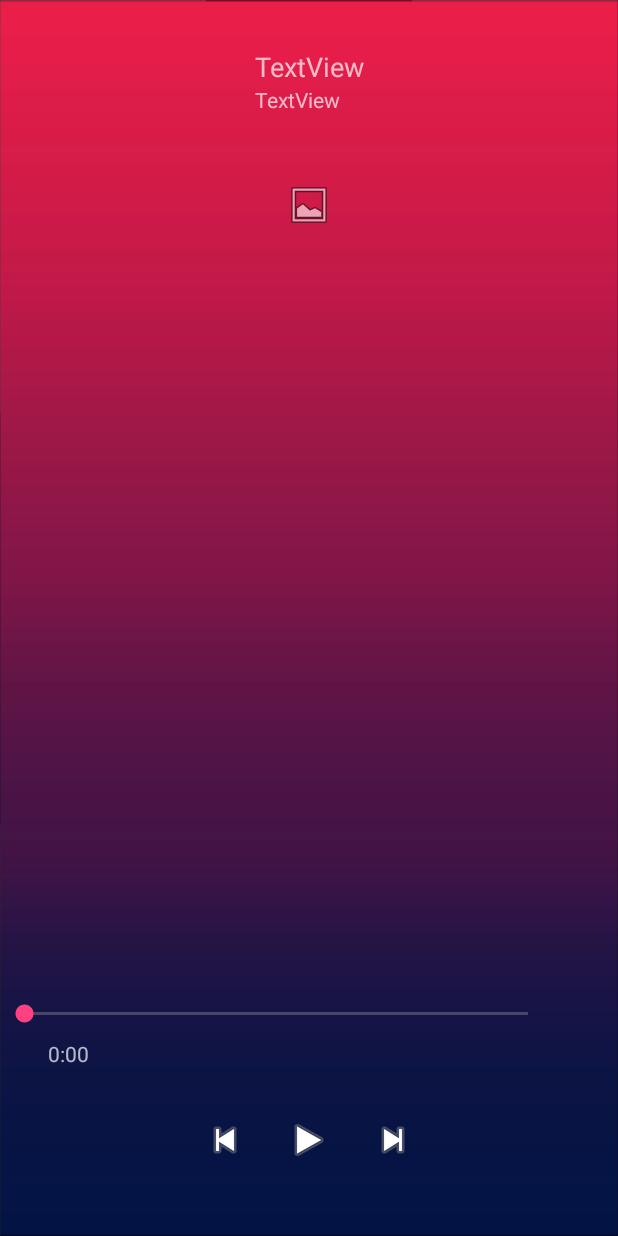
After one commit to ajayrwarrier/Vibe-MusicApp, an Android app: the NowPlayingActivity screen opened directly, with no data from a screen before it, on a phone screen of 412 x 824 dp. The commit adds this screen. Run offline under Robolectric (Android 15) with nearby library versions, the phone set to English and light mode, and no system bars; our stand-ins replace ButterKnife; libraries missing offline, so code that uses them is left out: wseemann.media; 1 statement that could not run was skipped.

Commit message:
Added Now Playing Screen
Added Now Playing Screen

```diff
--- /dev/null
+++ b/app/src/main/java/com/example/ajayrwarrier/vibe/NowPlayingActivity.java
@@ -0,0 +1,166 @@
+package com.example.ajayrwarrier.vibe;
+import android.graphics.BitmapFactory;
+import android.media.MediaPlayer;
+import android.os.Bundle;
+import android.os.Handler;
+import android.support.v7.app.AppCompatActivity;
+import android.view.View;
+import android.widget.ImageButton;
+import android.widget.ImageView;
+import android.widget.SeekBar;
+import android.widget.TextView;
+import android.widget.Toast;
+import butterknife.BindView;
+import butterknife.ButterKnife;
+import wseemann.media.FFmpegMediaMetadataRetriever;
+import static com.example.ajayrwarrier.vibe.MusicHomeActivity.musicSrv;
+public class NowPlayingActivity extends AppCompatActivity {
+    @BindView(R.id.nameView)
+    TextView nameSong;
+    @BindView(R.id.artistView)
+    TextView nameArtist;
+    @BindView(R.id.albumArt)
+    ImageView albumArt;
+    @BindView(R.id.seekBar)
+    SeekBar seekBar;
+    @BindView(R.id.startTime)
+    TextView startTime;
+    @BindView(R.id.totalTime)
+    TextView totalTime;
+    @BindView(R.id.playButton)
+    ImageButton playButton;
+    @BindView(R.id.previousButton)
+    ImageButton previousButton;
+    @BindView(R.id.nextButton)
+    ImageButton nextButton;
+    MusicService musService;
+    Song currSong;
+    int check;
+    Song currentSong;
+    int position;
+    Handler seekHandler = new Handler();
+    @Override
+    protected void onCreate(Bundle savedInstanceState) {
+        super.onCreate(savedInstanceState);
+        setContentView(R.layout.activity_now_playing);
+        ButterKnife.bind(this);
+        if (getIntent().getExtras() != null) {
+            check = getIntent().getExtras().getInt("check");
+            Toast.makeText(this,String.valueOf(check), Toast.LENGTH_SHORT).show();
+            currentSong = getIntent().getExtras().getParcelable("currSong");
+            position=getIntent().getExtras().getInt("position");
+            if(check==2){
+            UpdateUi(currentSong,check);}
+        }
+        startTime.setText(R.string.start_time);
+        totalTime.setText("");
+        musService = musicSrv;
+        if (musService.isPng()) {
+            if(check==1){
+            playButton.setImageResource(android.R.drawable.ic_media_pause);
+            currSong = musService.getSong();
+            UpdateUi(currSong,check);}
+        }
+        previousButton.setOnClickListener(new View.OnClickListener() {
+            @Override
+            public void onClick(View view) {
+                musService.playPrev();
+                playButton.setImageResource(android.R.drawable.ic_media_pause);
+                UpdateUi(musicSrv.getSong(),3);
+
+            }
+        });
+        nextButton.setOnClickListener(new View.OnClickListener() {
+            @Override
+            public void onClick(View view) {
+                musService.playNext();
+                playButton.setImageResource(android.R.drawable.ic_media_pause);
+                UpdateUi(musicSrv.getSong(),3);
+            }
+        });
+        playButton.setOnClickListener(new View.OnClickListener() {
+            public void onClick(View view) {
+                if(check==2){
+                    musicSrv.setSong(position);
+                    musService.playSong();
+                    playButton.setImageResource(android.R.drawable.ic_media_pause);
+                    UpdateUi(musicSrv.getSong(),3);
+                    check =1;
+                }
+               else if (musService.isPng()) {
+                    musicSrv.pausePlayer();
+                    playButton.setImageResource(android.R.drawable.ic_media_play);
+                }else{
+                    musicSrv.seek(musicSrv.getPosn());
+                    musicSrv.go();
+                    playButton.setImageResource(android.R.drawable.ic_media_pause);
+                }
+
+            }
+        });
+        seekBar.setOnSeekBarChangeListener(new SeekBar.OnSeekBarChangeListener() {
+            @Override
+            public void onProgressChanged(SeekBar seekBar, int i, boolean b) {
+                if (musService != null && b) {
+                    musService.seek(i);
+                }
+            }
+            @Override
+            public void onStartTrackingTouch(SeekBar seekBar) {
+            }
+            @Override
+            public void onStopTrackingTouch(SeekBar seekBar) {
+            }
+        });
+    }
+    Runnable run = new Runnable() {
+        @Override
+        public void run() {
+            seekUpdation();
+        }
+    };
+    public void seekUpdation() {
+        startTime.setText(getTimeString(musService.getPosn()));
+        seekBar.setProgress(musService.getPosn());
+        seekHandler.postDelayed(run, 1);
+    }
+    private String getTimeString(long millis) {
+        StringBuffer buf = new StringBuffer();
+        int minutes = (int) ((millis % (1000 * 60 * 60)) / (1000 * 60));
+        int seconds = (int) (((millis % (1000 * 60 * 60)) % (1000 * 60)) / 1000);
+        buf
+                .append(String.format("%02d", minutes))
+                .append(":")
+                .append(String.format("%02d", seconds));
+        return buf.toString();
+    }
+    private void UpdateUi(Song currSong,int check) {
+if(currSong!=null){
+        nameSong.setText(currSong.getTitle());
+        nameArtist.setText(currSong.getArtist());
+        FFmpegMediaMetadataRetriever retriever = new FFmpegMediaMetadataRetriever();
+        retriever.setDataSource(currSong.getPath());
+        byte[] data = retriever.getEmbeddedPicture();
+        if (data != null) {
+            albumArt.setImageBitmap(BitmapFactory.decodeByteArray(data, 0, data.length));
+        } else {
+            albumArt.setImageResource(android.R.drawable.ic_menu_slideshow);
+            retriever.release();
+        }
+    if(check==1){
+    seekUpdation();
+    totalTime.setText(getTimeString(musService.getDur()));
+    seekBar.setMax(musService.getDur());}
+        if(check==3){
+            MediaPlayer mediaPlayer = musService.getPlayer();
+            mediaPlayer.setOnPreparedListener(new MediaPlayer.OnPreparedListener() {
+                public void onPrepared(MediaPlayer mp) {
+                    musicSrv.go();
+                    seekUpdation();
+                    totalTime.setText(getTimeString(musService.getDur()));
+                    seekBar.setMax(musService.getDur());
+                }
+            });
+        }}
+    }
+}
--- a/app/src/main/res/layout/activity_music_home.xml
+++ b/app/src/main/res/layout/activity_music_home.xml
@@ -16,7 +16,7 @@
         android:minHeight="?attr/actionBarSize"
         android:fitsSystemWindows="true"
         android:id="@+id/toolbar"
-        android:background="@drawable/toolbar_background"
+        android:background="@drawable/toolbackground"
         app:layout_constraintHorizontal_bias="0.0"
         app:layout_constraintTop_toTopOf="parent"
         app:layout_constraintLeft_toLeftOf="parent"
@@ -83,6 +83,8 @@
         app:layout_constraintRight_toRightOf="parent"
         app:layout_constraintBottom_toBottomOf="parent"
         android:id="@+id/song_list"
+        android:dividerHeight="0.5dp"
+        android:divider="@color/white"
         app:layout_constraintTop_toBottomOf="@+id/toolbar"
         android:layout_width="0dp"/>
 </android.support.constraint.ConstraintLayout>
--- /dev/null
+++ b/app/src/main/res/layout/activity_now_playing.xml
@@ -0,0 +1,116 @@
+<?xml version="1.0" encoding="utf-8"?>
+<android.support.constraint.ConstraintLayout
+    xmlns:android="http://schemas.android.com/apk/res/android"
+    xmlns:app="http://schemas.android.com/apk/res-auto"
+    xmlns:tools="http://schemas.android.com/tools"
+    android:id="@+id/activity_now_playing"
+    android:background="@drawable/background"
+    android:layout_width="match_parent"
+    android:layout_height="match_parent"
+    tools:context="com.example.ajayrwarrier.vibe.NowPlayingActivity">
+
+    <TextView
+        android:text="TextView"
+        android:layout_width="wrap_content"
+        android:layout_height="wrap_content"
+        android:id="@+id/nameView"
+        app:layout_constraintLeft_toLeftOf="parent"
+        app:layout_constraintRight_toRightOf="parent"
+        android:textSize="18sp"
+        android:layout_marginTop="32dp"
+        app:layout_constraintTop_toTopOf="parent"/>
+
+    <TextView
+        android:text="TextView"
+        android:layout_width="wrap_content"
+        android:layout_height="wrap_content"
+        android:id="@+id/artistView"
+        app:layout_constraintLeft_toLeftOf="@+id/nameView"
+        app:layout_constraintTop_toBottomOf="@+id/nameView"/>
+
+    <ImageButton
+        android:layout_width="wrap_content"
+        android:layout_height="wrap_content"
+        android:background="@android:color/transparent"
+        app:srcCompat="@android:drawable/ic_media_previous"
+        android:id="@+id/previousButton"
+        app:layout_constraintRight_toLeftOf="@+id/playButton"
+        android:layout_marginEnd="24dp"
+        android:layout_marginRight="24dp"
+        app:layout_constraintTop_toTopOf="@+id/playButton"/>
+
+    <ImageButton
+        android:layout_width="wrap_content"
+        android:layout_height="wrap_content"
+        android:background="@android:color/transparent"
+        app:srcCompat="@android:drawable/ic_media_play"
+        android:id="@+id/playButton"
+        app:layout_constraintBottom_toBottomOf="parent"
+        android:layout_marginBottom="48dp"
+        android:layout_marginEnd="16dp"
+        app:layout_constraintRight_toRightOf="parent"
+        android:layout_marginRight="16dp"
+        android:layout_marginStart="16dp"
+        app:layout_constraintLeft_toLeftOf="parent"
+        android:layout_marginLeft="16dp"/>
+
+    <ImageButton
+        android:layout_width="wrap_content"
+        android:background="@android:color/transparent"
+        android:layout_height="wrap_content"
+        app:srcCompat="@android:drawable/ic_media_next"
+        android:id="@+id/nextButton"
+        android:layout_marginStart="24dp"
+        app:layout_constraintLeft_toRightOf="@+id/playButton"
+        android:layout_marginLeft="24dp"
+        app:layout_constraintTop_toTopOf="@+id/playButton"/>
+
+    <TextView
+        android:text="TextView"
+        android:layout_width="wrap_content"
+        android:layout_height="wrap_content"
+        android:id="@+id/startTime"
+        android:layout_marginStart="32dp"
+        app:layout_constraintLeft_toLeftOf="parent"
+        android:layout_marginLeft="32dp"
+        app:layout_constraintBottom_toTopOf="@+id/playButton"
+        android:layout_marginBottom="32dp"
+        android:layout_marginTop="8dp"
+        app:layout_constraintTop_toBottomOf="@+id/albumArt"
+        app:layout_constraintVertical_bias="1.0"/>
+
+    <TextView
+        android:text="TextView"
+        android:layout_width="wrap_content"
+        android:layout_height="wrap_content"
+        android:id="@+id/totalTime"
+        android:layout_marginEnd="32dp"
+        app:layout_constraintRight_toRightOf="parent"
+        android:layout_marginRight="32dp"
+        app:layout_constraintBottom_toTopOf="@+id/playButton"
+        android:layout_marginBottom="32dp"
+        android:layout_marginTop="8dp"
+        app:layout_constraintTop_toBottomOf="@+id/albumArt"
+        app:layout_constraintVertical_bias="1.0"/>
+
+    <ImageView
+        android:layout_width="wrap_content"
+        android:layout_height="wrap_content"
+        app:srcCompat="@android:drawable/ic_menu_gallery"
+        android:id="@+id/albumArt"
+        app:layout_constraintRight_toRightOf="parent"
+        app:layout_constraintLeft_toLeftOf="parent"
+        app:layout_constraintTop_toTopOf="@+id/artistView"
+        android:layout_marginTop="64dp"/>
+
+    <SeekBar
+        android:layout_width="368dp"
+        android:layout_height="wrap_content"
+        tools:layout_editor_absoluteX="8dp"
+        android:id="@+id/seekBar"
+        style="@android:style/Widget.Material.Light.SeekBar"
+        app:layout_constraintTop_toBottomOf="@+id/albumArt"
+        app:layout_constraintBottom_toTopOf="@+id/startTime"
+        android:layout_marginBottom="8dp"
+        app:layout_constraintVertical_bias="1.0"/>
+</android.support.constraint.ConstraintLayout>
--- a/app/src/main/res/values/strings.xml
+++ b/app/src/main/res/values/strings.xml
@@ -2,4 +2,5 @@
     <string name="app_name">Vibe</string>
     <string name="song_name">Song Name</string>
     <string name="artist">artist</string>
+    <string name="start_time">0:00</string>
 </resources>
```
Also changed, not shown: app/src/main/AndroidManifest.xml (+12 -8 lines), app/src/main/java/com/example/ajayrwarrier/vibe/MusicHomeActivity.java (+24 -7 lines), app/src/main/java/com/example/ajayrwarrier/vibe/MusicService.java (+17 -0 lines), app/src/main/java/com/example/ajayrwarrier/vibe/Song.java (+30 -1 lines), app/src/main/java/com/example/ajayrwarrier/vibe/SongAdapter.java (+26 -3 lines), app/src/main/res/layout/song_item.xml (+47 -7 lines), app/src/main/res/drawable-hdpi/arrow.png (deleted), app/src/main/res/drawable-mdpi/arrow.png (deleted), app/src/main/res/drawable-xhdpi/arrow.png (deleted), app/src/main/res/drawable-xxhdpi/arrow.png (deleted), app/src/main/res/drawable-xxxhdpi/arrow.png (deleted), app/src/main/res/drawable/arrow.png (added), app/src/main/res/drawable/heart.png (added), app/src/main/res/drawable/toolbackground.jpg (added), 1 more files.
